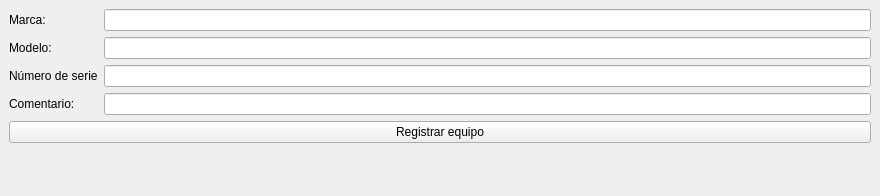
This is UI/equipmentRegistrationUI.ui in 18Orion/GestorDePacientesRadioterapia as Qt 5 draws it before an edit. The edited form follows.
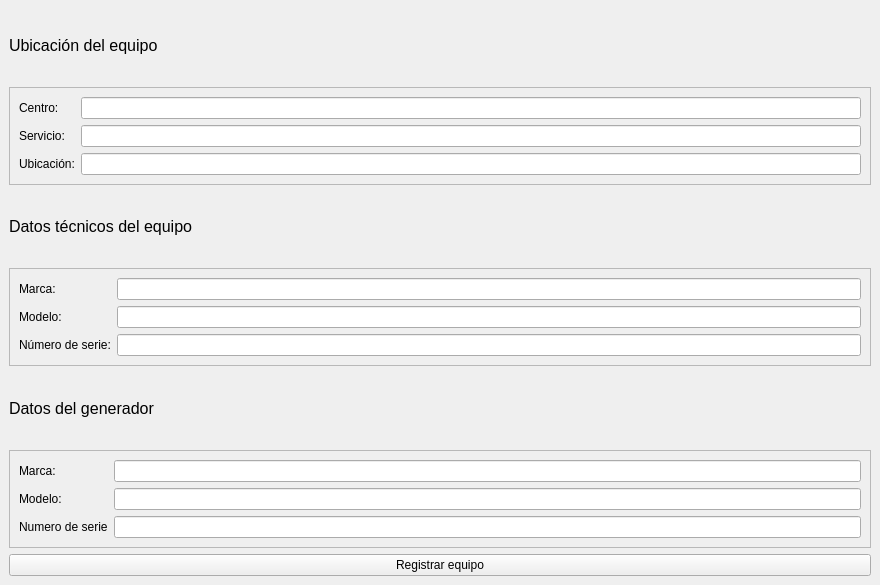
This is the edited form.

Commit message: Finished equipment Activity

```diff
--- a/UI/equipmentRegistrationUI.ui
+++ b/UI/equipmentRegistrationUI.ui
@@ -7,7 +7,7 @@
     <x>0</x>
     <y>0</y>
     <width>880</width>
-    <height>196</height>
+    <height>585</height>
    </rect>
   </property>
   <property name="windowTitle">
@@ -16,10 +16,98 @@
   <widget class="QWidget" name="verticalLayoutWidget">
    <layout class="QVBoxLayout" name="verticalLayout">
     <item>
-     <layout class="QFormLayout" name="formLayout_2">
-      <property name="sizeConstraint">
-       <enum>QLayout::SetMinimumSize</enum>
+     <widget class="QLabel" name="label_12">
+      <property name="font">
+       <font>
+        <pointsize>12</pointsize>
+       </font>
       </property>
+      <property name="text">
+       <string>Ubicación del equipo</string>
+      </property>
+     </widget>
+    </item>
+    <item>
+     <widget class="QFrame" name="frame">
+      <property name="sizePolicy">
+       <sizepolicy hsizetype="Preferred" vsizetype="Minimum">
+        <horstretch>0</horstretch>
+        <verstretch>0</verstretch>
+       </sizepolicy>
+      </property>
+      <property name="minimumSize">
+       <size>
+        <width>0</width>
+        <height>0</height>
+       </size>
+      </property>
+      <property name="frameShape">
+       <enum>QFrame::Shape::StyledPanel</enum>
+      </property>
+      <property name="frameShadow">
+       <enum>QFrame::Shadow::Raised</enum>
+      </property>
+      <layout class="QFormLayout" name="formLayout">
+       <item row="0" column="0">
+        <widget class="QLabel" name="label_6">
+         <property name="text">
+          <string>Centro:</string>
+         </property>
+        </widget>
+       </item>
+       <item row="0" column="1">
+        <widget class="QLineEdit" name="centreEdit"/>
+       </item>
+       <item row="1" column="0">
+        <widget class="QLabel" name="label_7">
+         <property name="text">
+          <string>Servicio:</string>
+         </property>
+        </widget>
+       </item>
+       <item row="1" column="1">
+        <widget class="QLineEdit" name="serviceEdit"/>
+       </item>
+       <item row="2" column="0">
+        <widget class="QLabel" name="label_4">
+         <property name="text">
+          <string>Ubicación:</string>
+         </property>
+        </widget>
+       </item>
+       <item row="2" column="1">
+        <widget class="QLineEdit" name="locationEdit"/>
+       </item>
+      </layout>
+     </widget>
+    </item>
+    <item>
+     <widget class="QLabel" name="label_5">
+      <property name="font">
+       <font>
+        <pointsize>12</pointsize>
+       </font>
+      </property>
+      <property name="text">
+       <string>Datos técnicos del equipo</string>
+      </property>
+     </widget>
+    </item>
+    <item>
+     <widget class="QFrame" name="frame_2">
+      <property name="minimumSize">
+       <size>
+        <width>0</width>
+        <height>0</height>
+       </size>
+      </property>
+      <property name="frameShape">
+       <enum>QFrame::Shape::StyledPanel</enum>
+      </property>
+      <property name="frameShadow">
+       <enum>QFrame::Shadow::Raised</enum>
+      </property>
+      <layout class="QFormLayout" name="formLayout_3">
       <item row="0" column="0">
        <widget class="QLabel" name="label">
         <property name="text">
@@ -27,6 +115,9 @@
         </property>
        </widget>
       </item>
+       <item row="0" column="1">
+        <widget class="QLineEdit" name="brandEdit"/>
+       </item>
       <item row="1" column="0">
        <widget class="QLabel" name="label_2">
         <property name="text">
@@ -40,34 +131,82 @@
       <item row="2" column="0">
        <widget class="QLabel" name="label_3">
         <property name="text">
-         <string>Número de serie</string>
+          <string>Número de serie:</string>
         </property>
        </widget>
       </item>
       <item row="2" column="1">
        <widget class="QLineEdit" name="serialNumberEdit"/>
       </item>
+      </layout>
+     </widget>
+    </item>
+    <item>
+     <widget class="QLabel" name="label_8">
+      <property name="font">
+       <font>
+        <pointsize>12</pointsize>
+       </font>
+      </property>
+      <property name="text">
+       <string>Datos del generador</string>
+      </property>
+     </widget>
+    </item>
+    <item>
+     <widget class="QFrame" name="frame_3">
+      <property name="minimumSize">
+       <size>
+        <width>0</width>
+        <height>0</height>
+       </size>
+      </property>
+      <property name="frameShape">
+       <enum>QFrame::Shape::StyledPanel</enum>
+      </property>
+      <property name="frameShadow">
+       <enum>QFrame::Shadow::Raised</enum>
+      </property>
+      <layout class="QFormLayout" name="formLayout_4">
+       <item row="0" column="0">
+        <widget class="QLabel" name="label_9">
+         <property name="text">
+          <string>Marca:</string>
+         </property>
+        </widget>
+       </item>
       <item row="0" column="1">
-       <widget class="QLineEdit" name="brandEdit"/>
-      </item>
-      <item row="3" column="1">
-       <widget class="QLineEdit" name="commentEdit"/>
-      </item>
-      <item row="3" column="0">
-       <widget class="QLabel" name="label_4">
+        <widget class="QLineEdit" name="generatorBrandEdit"/>
+       </item>
+       <item row="1" column="0">
+        <widget class="QLabel" name="label_10">
+         <property name="text">
+          <string>Modelo:</string>
+         </property>
+        </widget>
+       </item>
+       <item row="1" column="1">
+        <widget class="QLineEdit" name="generatorModelEdit"/>
+       </item>
+       <item row="2" column="0">
+        <widget class="QLabel" name="label_11">
         <property name="text">
-         <string>Comentario:</string>
+          <string>Numero de serie</string>
         </property>
        </widget>
       </item>
-      <item row="4" column="0" colspan="2">
+       <item row="2" column="1">
+        <widget class="QLineEdit" name="generatorSerialNumberEdit"/>
+       </item>
+      </layout>
+     </widget>
+    </item>
+    <item>
        <widget class="QPushButton" name="registrateEquipment">
         <property name="text">
          <string>Registrar equipo</string>
         </property>
        </widget>
-      </item>
-     </layout>
     </item>
    </layout>
   </widget>
```
Lines whose indentation alone changed are shown as unchanged. The commit also changes 9 other files.
